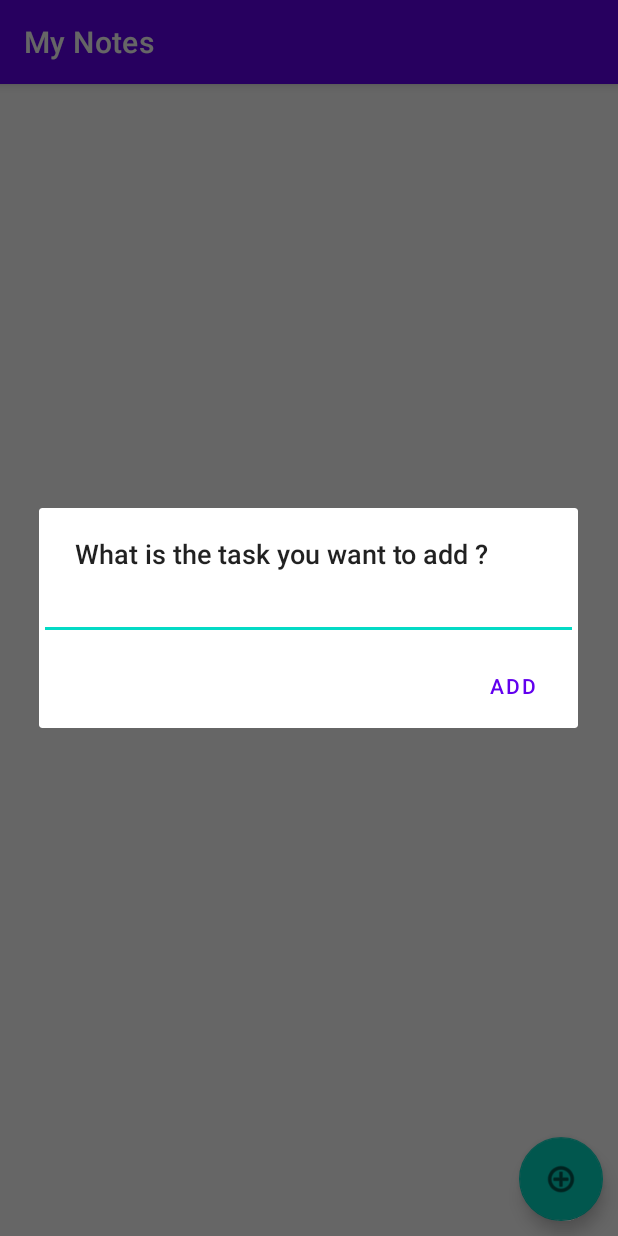
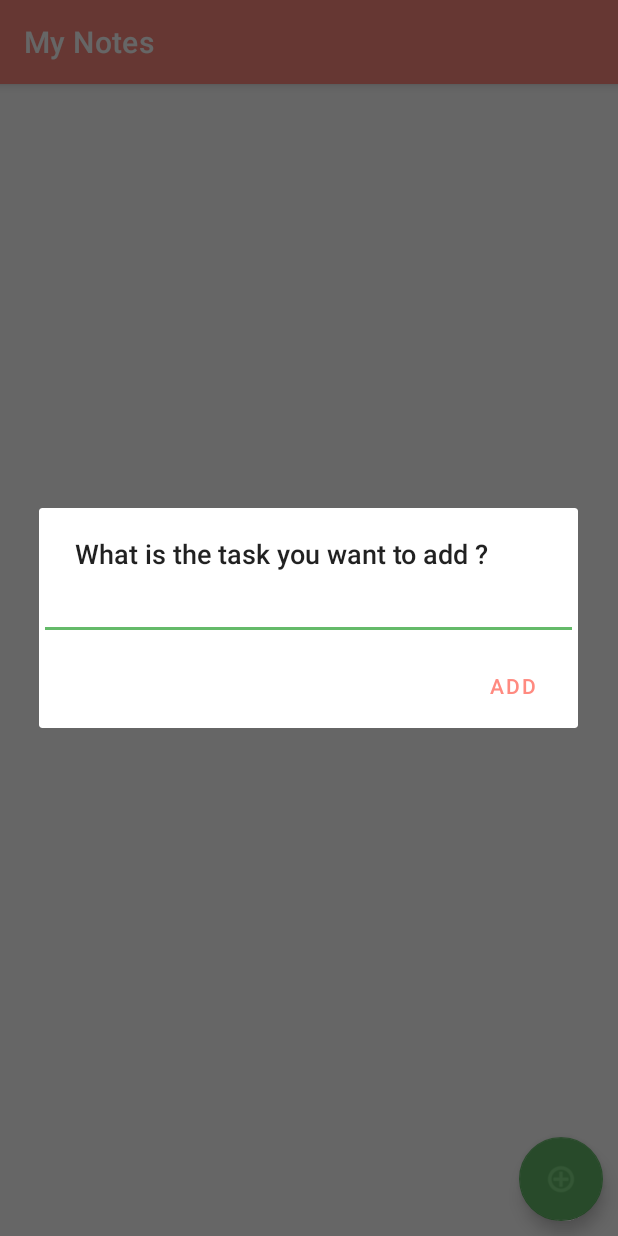
Before and after one commit to 6210612708/cn333as2, an Android app: the ListDetailActivity screen opened directly, with no data from a screen before it, after a tap on an icon or button, on a phone screen of 412 x 824 dp. Run offline under Robolectric (Android 15) with nearby library versions, the phone set to English and light mode, and no system bars; 4 statements that could not run were skipped.

```diff
--- a/app/src/main/java/com/example/mynotes/ListDetailActivity.kt
+++ b/app/src/main/java/com/example/mynotes/ListDetailActivity.kt
@@ -8,18 +8,24 @@ import android.text.InputType
 import android.widget.EditText
 import androidx.appcompat.app.AlertDialog
 import androidx.lifecycle.ViewModelProvider
+import androidx.preference.PreferenceManager
 import com.example.mynotes.databinding.ListDetailActivityBinding
 import com.example.mynotes.models.TaskList
 import com.example.mynotes.ui.detail.ListDetailFragment
 import com.example.mynotes.ui.detail.ListDetailViewModel
+import com.example.mynotes.ui.main.MainViewModel
+import com.example.mynotes.ui.main.MainViewModelFactory
 
 class ListDetailActivity : AppCompatActivity() {
     private lateinit var binding: ListDetailActivityBinding
-    private lateinit var viewModel: ListDetailViewModel
+    private lateinit var viewModel: MainViewModel
 
     override fun onCreate(savedInstanceState: Bundle?) {
         super.onCreate(savedInstanceState)
-        viewModel = ViewModelProvider(this).get(ListDetailViewModel::class.java)
+        viewModel = ViewModelProvider(this,
+            MainViewModelFactory(PreferenceManager.getDefaultSharedPreferences(this))
+        )
+            .get(MainViewModel::class.java)
         binding = ListDetailActivityBinding.inflate(layoutInflater)
         setContentView(binding.root)
         binding.addTaskButton.setOnClickListener {
--- a/app/src/main/java/com/example/mynotes/ui/detail/ListDetailFragment.kt
+++ b/app/src/main/java/com/example/mynotes/ui/detail/ListDetailFragment.kt
@@ -6,21 +6,25 @@ import androidx.fragment.app.Fragment
 import android.view.LayoutInflater
 import android.view.View
 import android.view.ViewGroup
+import androidx.preference.PreferenceManager
 import androidx.recyclerview.widget.LinearLayoutManager
+import com.example.mynotes.MainActivity
 import com.example.mynotes.R
 import com.example.mynotes.databinding.ListDetailFragmentBinding
-
-
+import com.example.mynotes.models.TaskList
+import com.example.mynotes.ui.main.MainViewModel
+import com.example.mynotes.ui.main.MainViewModelFactory
 
 
 class ListDetailFragment : Fragment() {
+
     lateinit var binding: ListDetailFragmentBinding
 
     companion object {
         fun newInstance() = ListDetailFragment()
     }
 
-    private lateinit var viewModel: ListDetailViewModel
+    private lateinit var viewModel: MainViewModel
 
     override fun onCreateView(
         inflater: LayoutInflater, container: ViewGroup?,
@@ -32,17 +36,24 @@ class ListDetailFragment : Fragment() {
 
     override fun onActivityCreated(savedInstanceState: Bundle?) {
         super.onActivityCreated(savedInstanceState)
-        viewModel = ViewModelProvider(requireActivity()).get(ListDetailViewModel::class.java)
+        viewModel = ViewModelProvider(requireActivity(),
+            MainViewModelFactory(PreferenceManager.getDefaultSharedPreferences(requireContext()))
+        )
+            .get(MainViewModel::class.java)
+        val list: TaskList? = arguments?.getParcelable(MainActivity.INTENT_LIST_KEY)
+        list?.let {
+            viewModel.list = list
+            requireActivity().title = list.name
+        }
         val adapter = ListItemRecycleViewAdapter(viewModel.list)
 
         binding.listItemsRecyclerview.adapter = adapter
         binding.listItemsRecyclerview.layoutManager = LinearLayoutManager(requireContext())
-//        binding.listItemsRecyclerview.adapter = adapter
-//        binding.listItemsRecyclerview.layoutManager = LinearLayoutManager(requireContext())
 
         viewModel.onTaskAdded = {
             adapter.notifyDataSetChanged()
         }
+
     }
 
 }
--- a/app/src/main/java/com/example/mynotes/ui/main/MainFragment.kt
+++ b/app/src/main/java/com/example/mynotes/ui/main/MainFragment.kt
@@ -17,10 +17,11 @@ import org.intellij.lang.annotations.JdkConstants
 //binding class : MainActivityBinding
 //layout: main_activity.xml
 //binding class : MainFragmentBinding
-class MainFragment(val clickListener: MainFragmentInteractionListener) :
+class MainFragment() :
     Fragment(), ListSelectionRecycleViewAdapter.ListSelectionRecycleViewClickListener {
 
     private lateinit var binding: MainFragmentBinding
+    lateinit var clickListener: MainFragmentInteractionListener
 
     interface MainFragmentInteractionListener {
         fun listItemTapped(list: TaskList)
@@ -28,7 +29,7 @@ class MainFragment(val clickListener: MainFragmentInteractionListener) :
 
 
     companion object {
-        fun newInstance(clickListener: MainFragmentInteractionListener) = MainFragment(clickListener)
+        fun newInstance() = MainFragment()
     }
 
     private lateinit var viewModel: MainViewModel
--- a/app/src/main/res/values-night/themes.xml
+++ b/app/src/main/res/values-night/themes.xml
@@ -2,13 +2,13 @@
     <!-- Base application theme. -->
     <style name="Theme.MyNotes" parent="Theme.MaterialComponents.DayNight.DarkActionBar">
         <!-- Primary brand color. -->
-        <item name="colorPrimary">@color/purple_200</item>
-        <item name="colorPrimaryVariant">@color/purple_700</item>
-        <item name="colorOnPrimary">@color/black</item>
+        <item name="colorPrimary">@color/primaryColor</item>
+        <item name="colorPrimaryVariant">@color/primaryDarkColor</item>
+        <item name="colorOnPrimary">@color/primaryLightColor</item>
         <!-- Secondary brand color. -->
-        <item name="colorSecondary">@color/teal_200</item>
-        <item name="colorSecondaryVariant">@color/teal_200</item>
-        <item name="colorOnSecondary">@color/black</item>
+        <item name="colorSecondary">@color/secondaryColor</item>
+        <item name="colorSecondaryVariant">@color/secondaryDarkColor</item>
+        <item name="colorOnSecondary">@color/secondaryDarkColor</item>
         <!-- Status bar color. -->
         <item name="android:statusBarColor" tools:targetApi="l">?attr/colorPrimaryVariant</item>
         <!-- Customize your theme here. -->
--- a/app/src/main/res/values/colors.xml
+++ b/app/src/main/res/values/colors.xml
@@ -1,10 +1,11 @@
-<?xml version="1.0" encoding="utf-8"?>
+<!--?xml version="1.0" encoding="UTF-8"?-->
 <resources>
-    <color name="purple_200">#FFBB86FC</color>
-    <color name="purple_500">#FF6200EE</color>
-    <color name="purple_700">#FF3700B3</color>
-    <color name="teal_200">#FF03DAC5</color>
-    <color name="teal_700">#FF018786</color>
-    <color name="black">#FF000000</color>
-    <color name="white">#FFFFFFFF</color>
+    <color name="primaryColor">#ff8a80</color>
+    <color name="primaryLightColor">#ffbcaf</color>
+    <color name="primaryDarkColor">#c85a54</color>
+    <color name="secondaryColor">#64ba69</color>
+    <color name="secondaryLightColor">#96ed98</color>
+    <color name="secondaryDarkColor">#31893d</color>
+    <color name="primaryTextColor">#000000</color>
+    <color name="secondaryTextColor">#000000</color>
 </resources>
--- a/app/src/main/res/values/themes.xml
+++ b/app/src/main/res/values/themes.xml
@@ -2,13 +2,13 @@
     <!-- Base application theme. -->
     <style name="Theme.MyNotes" parent="Theme.MaterialComponents.DayNight.DarkActionBar">
         <!-- Primary brand color. -->
-        <item name="colorPrimary">@color/purple_500</item>
-        <item name="colorPrimaryVariant">@color/purple_700</item>
-        <item name="colorOnPrimary">@color/white</item>
+        <item name="colorPrimary">@color/primaryColor</item>
+        <item name="colorPrimaryVariant">@color/primaryDarkColor</item>
+        <item name="colorOnPrimary">@color/primaryLightColor</item>
         <!-- Secondary brand color. -->
-        <item name="colorSecondary">@color/teal_200</item>
-        <item name="colorSecondaryVariant">@color/teal_700</item>
-        <item name="colorOnSecondary">@color/black</item>
+        <item name="colorSecondary">@color/secondaryColor</item>
+        <item name="colorSecondaryVariant">@color/secondaryDarkColor</item>
+        <item name="colorOnSecondary">@color/secondaryLightColor</item>
         <!-- Status bar color. -->
         <item name="android:statusBarColor" tools:targetApi="l">?attr/colorPrimaryVariant</item>
         <!-- Customize your theme here. -->
```
Also changed, not shown: app/src/main/java/com/example/mynotes/MainActivity.kt (+63 -7 lines), app/src/main/java/com/example/mynotes/ui/main/MainViewModel.kt (+8 -0 lines), app/src/main/res/layout-xlarge/main_activity.xml (deleted, +0 -7 lines), app/src/main/res/layout/main_activity.xml (deleted, +0 -19 lines).
